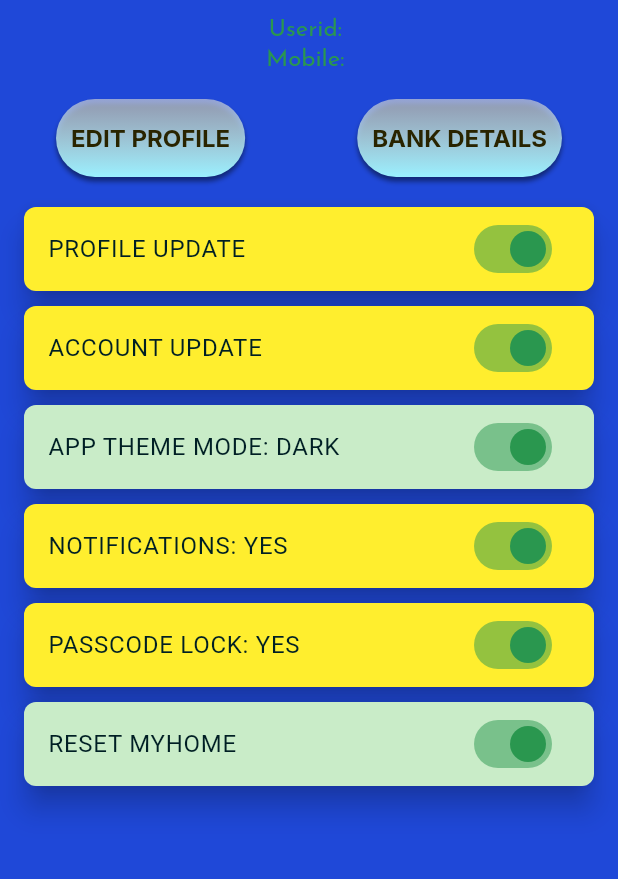
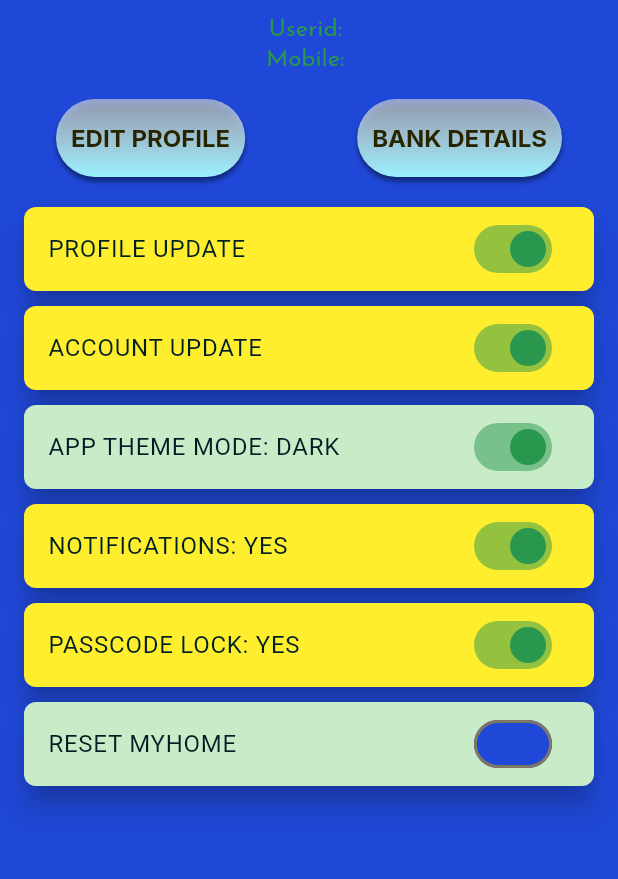
Before and after one commit to SPRSTechHub/sonic_patti, a Flutter app: the Profile widget shown alone on an empty page, opened directly, on a phone screen of 412 x 824 dp, the part 252-1131 px from its top. Run offline on Flutter 3.47's test engine with Material 2 defaults, Android fonts, the phone set to English and light mode, and no system bars; our stand-ins replace badges, carousel_slider, connectivity_plus, easy_debounce, firebase_core, firebase_messaging and 17 more; missing offline and left inert: flutter_cashfree_pg_sdk, flutter_windowmanager; accounts and stored records are empty; network calls fail; project files that could hold a hidden picture were left out.

Commit message:
updt 0.8

```diff
--- a/lib/views/users/profileScreen.dart
+++ b/lib/views/users/profileScreen.dart
@@ -236,7 +236,7 @@ class _ProfileState extends State<Profile> {
                     activeColor: Theme.of(context).colorScheme.tertiary,
                     inactiveThumbColor: Theme.of(context).colorScheme.surface,
                     title: const Text('RESET MYHOME'),
-                    value: setGame != '' ? true : false,
+                    value: setGame != '' ? false : true,
                     onChanged: (bool? value) {
                       setState(() {
                         Constant.box.write('setGame', 0);
```
